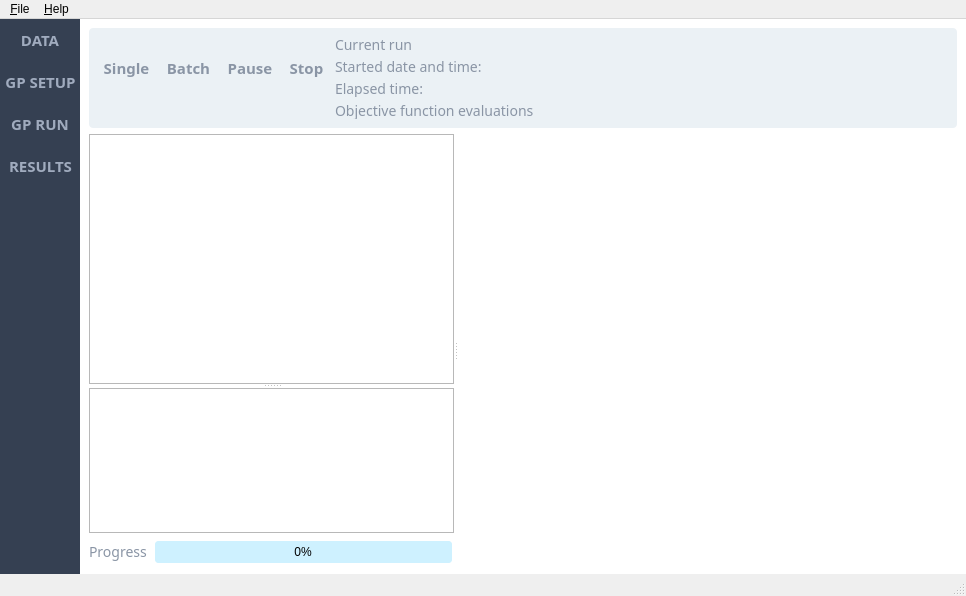
Before: the Qt Designer form mainwindow.ui in emigdioz/TreeGP, drawn with Qt 5.
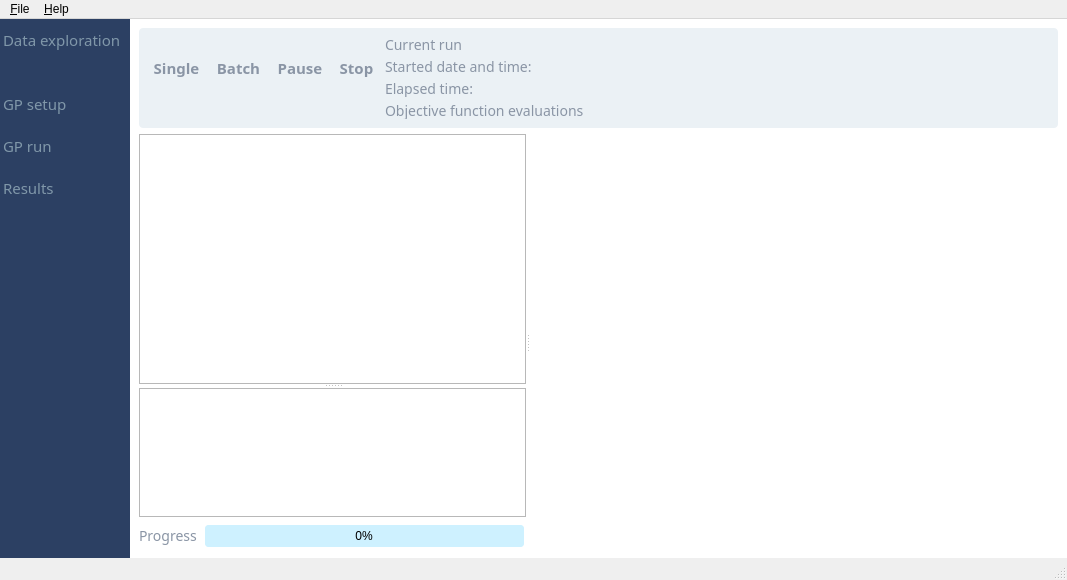
After: the same form once the commit is applied. The open tabs and pages were chosen to show the change. Icons and pictures are not drawn. Custom widgets are drawn as their Qt base class.

Patch:
```diff
--- a/mainwindow.ui
+++ b/mainwindow.ui
@@ -6,8 +6,8 @@
    <rect>
     <x>0</x>
     <y>0</y>
-    <width>966</width>
-    <height>596</height>
+    <width>1067</width>
+    <height>580</height>
    </rect>
   </property>
   <property name="windowTitle">
@@ -41,13 +41,13 @@
      <widget class="QListWidget" name="listWidget">
       <property name="minimumSize">
        <size>
-        <width>80</width>
+        <width>130</width>
         <height>0</height>
        </size>
       </property>
       <property name="maximumSize">
        <size>
-        <width>80</width>
+        <width>130</width>
         <height>16777215</height>
        </size>
       </property>
@@ -60,10 +60,10 @@
       <property name="styleSheet">
        <string notr="true">QListWidget 
 { 
-background: rgba(53, 64, 82, 255);
+background: rgba(44, 64, 99, 255);
 border: none;
-font-family: Dosis;
-font-weight: bold;
+font-family: ArchivoNarrow;
+font-weight: regular;
 font-size:15px;
 }
 
@@ -74,7 +74,7 @@
 
 QListWidget::item:selected
 { 
-background: qlineargradient(spread:pad, x1:0, y1:0, x2:0, y2:0.1, stop:0 rgb(94, 13, 13) , stop:1 rgb(224,34,34));
+background: rgb(45,79,124);
 color: white; 
 }
 
@@ -83,8 +83,8 @@
 border-bottom: 2px gray; 
 padding-bottom: 10px;
 padding-top: 10px;
-color: rgb(160,171,190);
-width: 80px;
+color: rgb(128,151,169);
+width: 130px;
 }</string>
       </property>
       <property name="iconSize">
@@ -102,18 +102,21 @@
       <property name="flow">
        <enum>QListView::TopToBottom</enum>
       </property>
+      <property name="isWrapping" stdset="0">
+       <bool>true</bool>
+      </property>
       <property name="viewMode">
-       <enum>QListView::IconMode</enum>
+       <enum>QListView::ListMode</enum>
       </property>
       <property name="wordWrap">
-       <bool>false</bool>
+       <bool>true</bool>
       </property>
       <property name="selectionRectVisible">
        <bool>false</bool>
       </property>
       <item>
        <property name="text">
-        <string>DATA</string>
+        <string>Data exploration</string>
        </property>
        <property name="foreground">
         <brush brushstyle="NoBrush">
@@ -132,7 +135,7 @@
       </item>
       <item>
        <property name="text">
-        <string>GP SETUP</string>
+        <string>GP setup</string>
        </property>
        <property name="icon">
         <iconset resource="images.qrc">
@@ -142,7 +145,7 @@
       </item>
       <item>
        <property name="text">
-        <string>GP RUN</string>
+        <string>GP run</string>
        </property>
        <property name="icon">
         <iconset resource="images.qrc">
@@ -152,7 +155,7 @@
       </item>
       <item>
        <property name="text">
-        <string>RESULTS</string>
+        <string>Results</string>
        </property>
        <property name="icon">
         <iconset resource="images.qrc">
@@ -1977,7 +1980,7 @@
     <rect>
      <x>0</x>
      <y>0</y>
-     <width>966</width>
+     <width>1067</width>
      <height>23</height>
     </rect>
    </property>
```
Left out of the diff: 21 changed lines with no effect on the pictures.
